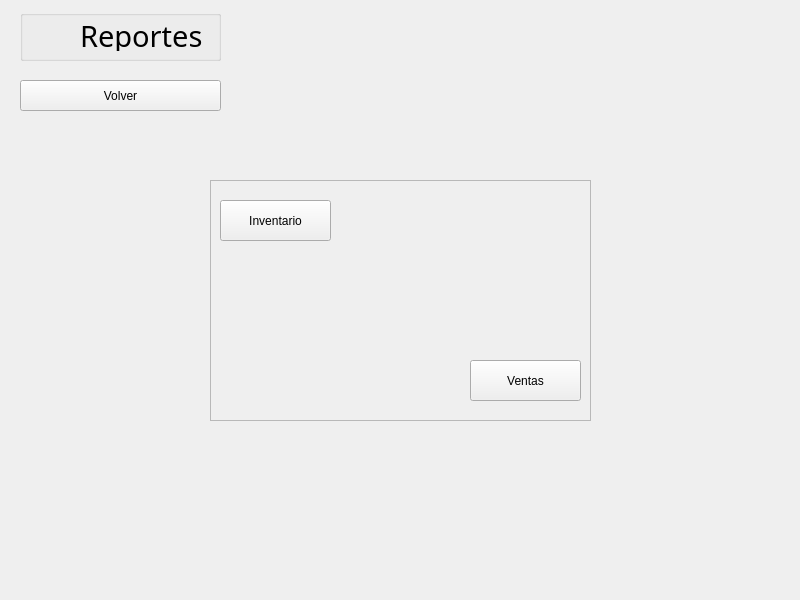
This is GUI/sub_ventanas/ui/reportes/reportesDesigner.ui in C-Sebastian-M/GLAM_MAKEUP_STORE as Qt 5 draws it before an edit. The edited form follows.
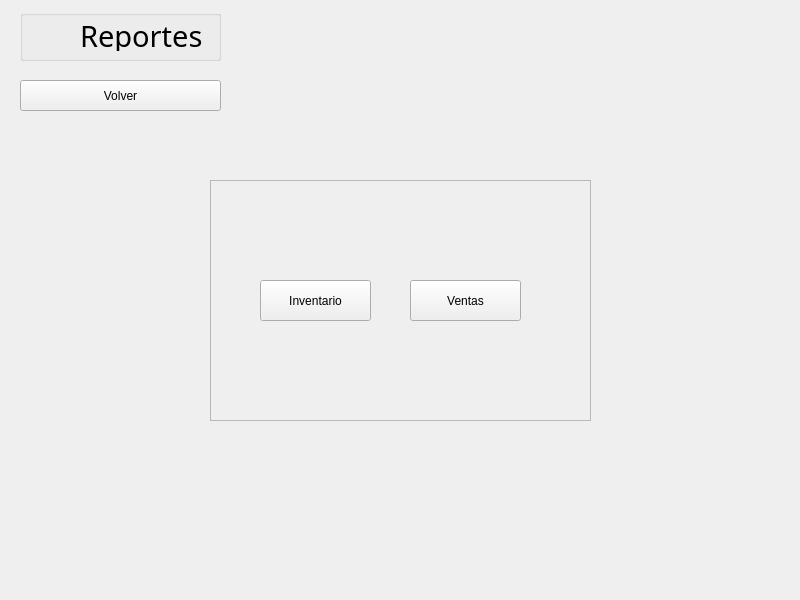
This is the edited form. Icons and pictures are not drawn.

Commit message: Diseño de reportes inventario/venta terminadas, falta la tabla y el query por fecha

The edit to the form file:
```diff
--- a/GUI/sub_ventanas/ui/reportes/reportesDesigner.ui
+++ b/GUI/sub_ventanas/ui/reportes/reportesDesigner.ui
@@ -99,8 +99,8 @@
    <widget class="QPushButton" name="inventarioBtn">
     <property name="geometry">
      <rect>
-      <x>10</x>
-      <y>20</y>
+      <x>50</x>
+      <y>100</y>
       <width>111</width>
       <height>41</height>
      </rect>
@@ -112,8 +112,8 @@
    <widget class="QPushButton" name="ventasBtn">
     <property name="geometry">
      <rect>
-      <x>260</x>
-      <y>180</y>
+      <x>200</x>
+      <y>100</y>
       <width>111</width>
       <height>41</height>
      </rect>
```
The commit also changes 7 other files.
